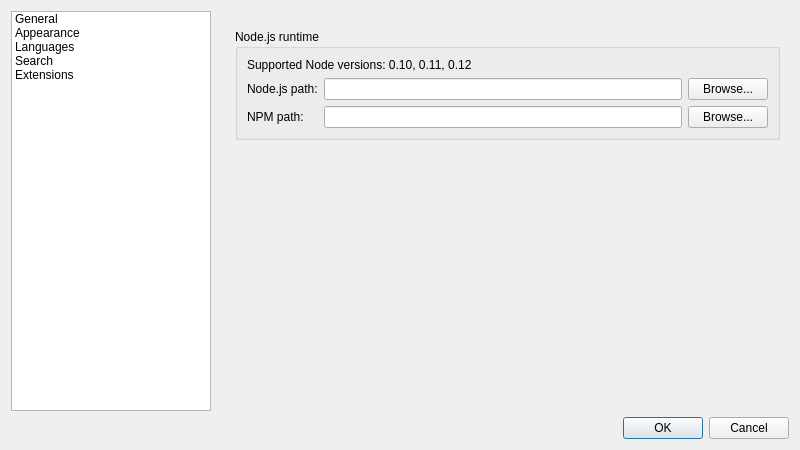
Before: the Qt Designer form src/ui/frmpreferences.ui in notepadqq/notepadqq, drawn with Qt 5.
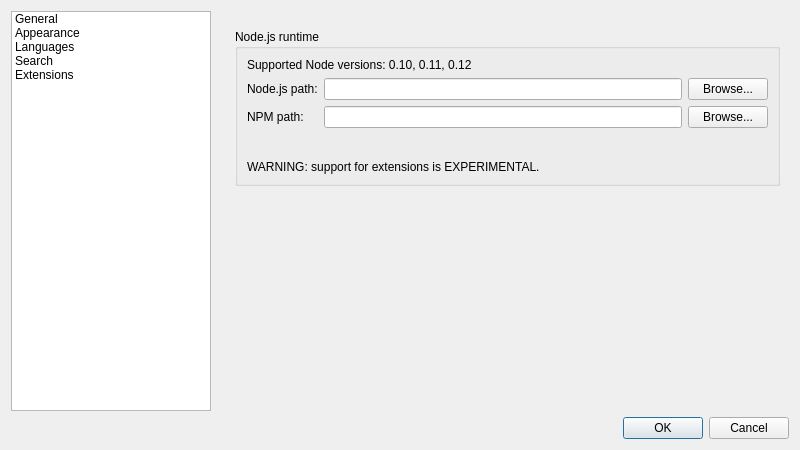
After: the same form once the commit is applied. Icons and pictures are not drawn.

Commit message: Warning about experimental extension support

The edit to the form file:
```diff
--- a/src/ui/frmpreferences.ui
+++ b/src/ui/frmpreferences.ui
@@ -399,6 +399,13 @@
                 <string>Node.js runtime</string>
                </property>
                <layout class="QFormLayout" name="formLayout_2">
+                <item row="0" column="0" colspan="2">
+                 <widget class="QLabel" name="label_5">
+                  <property name="text">
+                   <string>Supported Node versions: 0.10, 0.11, 0.12</string>
+                  </property>
+                 </widget>
+                </item>
                 <item row="1" column="0">
                  <widget class="QLabel" name="label_4">
                   <property name="text">
@@ -441,13 +448,29 @@
                   </item>
                  </layout>
                 </item>
-                <item row="0" column="0" colspan="2">
-                 <widget class="QLabel" name="label_5">
+                <item row="4" column="0" colspan="2">
+                 <widget class="QLabel" name="label_6">
                   <property name="text">
-                   <string>Supported Node versions: 0.10, 0.11, 0.12</string>
+                   <string>WARNING: support for extensions is EXPERIMENTAL.</string>
                   </property>
                  </widget>
                 </item>
+                <item row="3" column="0">
+                 <spacer name="verticalSpacer_6">
+                  <property name="orientation">
+                   <enum>Qt::Vertical</enum>
+                  </property>
+                  <property name="sizeType">
+                   <enum>QSizePolicy::Fixed</enum>
+                  </property>
+                  <property name="sizeHint" stdset="0">
+                   <size>
+                    <width>20</width>
+                    <height>20</height>
+                   </size>
+                  </property>
+                 </spacer>
+                </item>
                </layout>
               </widget>
              </item>
```
